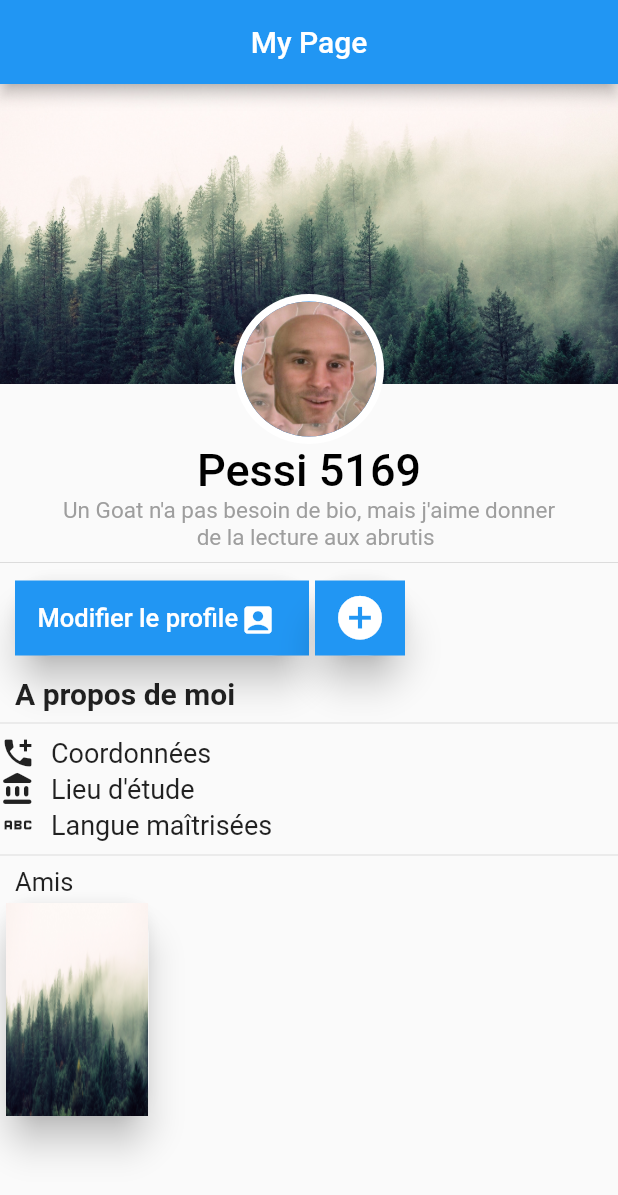
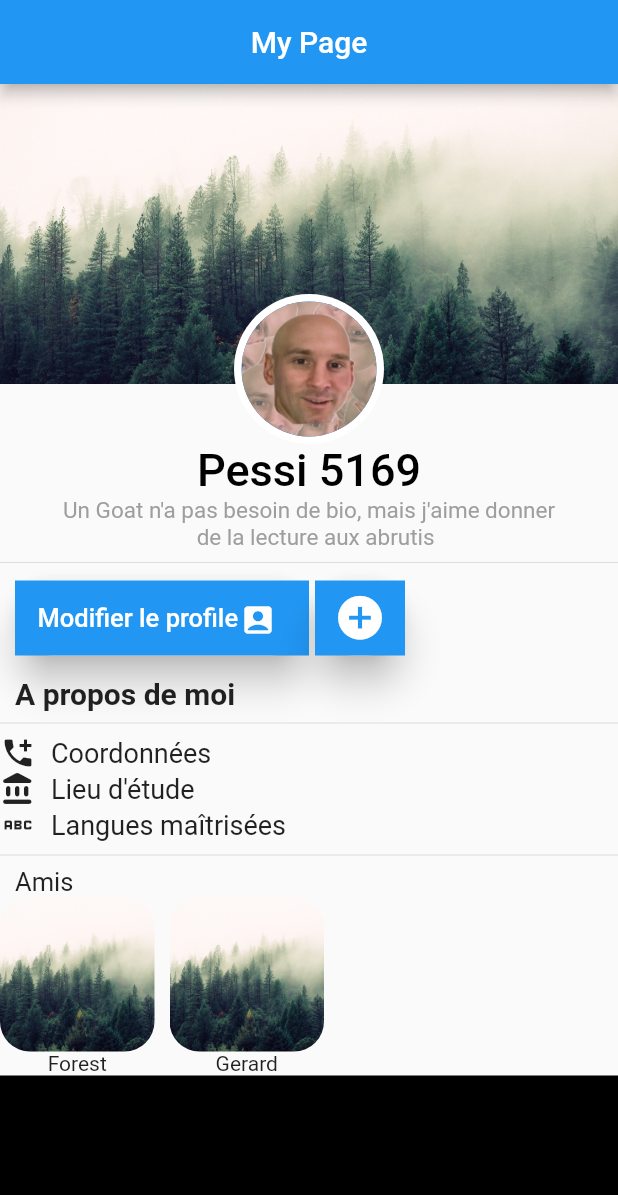
Before and after one commit to Zuhrdev/My-first-Flutter-App, a Flutter app: the screen it shows after launch, on a phone screen of 412 x 824 dp. Shown: the top 1195 px of the screen. Run offline on Flutter 3.47's test engine with Material 2 defaults, Android fonts, the phone set to English and light mode, and no system bars.

Commit message:
switch big code to small functions

```diff
--- a/firstUI/lib/main.dart
+++ b/firstUI/lib/main.dart
@@ -101,24 +101,9 @@ class HomePage extends StatelessWidget {
               child: Text("A propos de moi", style: TextStyle(fontSize: 20, fontWeight: FontWeight.bold),),
             ),
             Divider(),
-            Row(
-              children: [
-              Icon(Icons.add_call),
-                Padding(padding: EdgeInsets.only(left: 10), child: Text("Coordonnées", style: TextStyle(fontSize: 18),),),
-            ],
-            ),
-            Row(
-              children: [
-                Icon(Icons.account_balance_rounded),
-                Padding(padding: EdgeInsets.only(left: 10), child: Text("Lieu d'étude", style: TextStyle(fontSize: 18),),),
-              ],
-            ),
-            Row(
-              children: [
-                Icon(Icons.abc),
-                Padding(padding: EdgeInsets.only(left: 10), child: Text("Langue maîtrisées", style: TextStyle(fontSize: 18),),),
-              ],
-            ),
+            aboutMe(name: "Coordonnées", icon: Icons.add_call),
+            aboutMe(name: "Lieu d'étude", icon: Icons.account_balance_rounded),
+            aboutMe(name: "Langues maîtrisées", icon:Icons.abc),
             Divider(),
             Container(
               margin: EdgeInsets.only(left: 10),
@@ -127,32 +112,15 @@ class HomePage extends StatelessWidget {
             ),
             Row(
               children: [
-                Stack(
-                  children: [
-                    Container(
-                      height: 150,
-                      width: size.width/4,
-                      child: Card(
-                        elevation: 10,
-                        shape: RoundedRectangleBorder(borderRadius: BorderRadius.circular(20)),
-                        child: FittedBox(
-                          fit: BoxFit.fill,
-                          child: Image.asset("images/cover.jpg"),
-                        ),
-                        //child: fromAsset(width: 100, height: 150, path: "images/cover.jpg"),
-                        //elevation: 10,
-                        //shape: RoundedRectangleBorder(borderRadius: BorderRadius.circular(20)),
-                      ),
-                      ),
-                  ],
-                )
-
-              ],
+                friendsList("Forest", "images/cover.jpg", size.width/4),
+                Padding(padding: EdgeInsets.only(left: 10),
+                  child: friendsList("Gerard", "images/cover.jpg", size.width/4),)
+            ]),
+            Container(
+              height: 200,
+              width: size.width,
+              color: Colors.black,
             )
-
-
-
-
 
           ],
     ),
@@ -176,12 +144,37 @@ CircleAvatar UnderAvatar({required double radius}) {
   );
 }
 
+Row aboutMe({required String name, required IconData icon}) {
+  return Row(
+    children: [
+      Icon(icon),
+      Padding(padding: EdgeInsets.only(left: 10), child: Text(name, style: TextStyle(fontSize: 18),),),
+    ],
+  );
+}
+
 Image fromAsset(
     {required double height, required double width, required String path}) {
   return Image.asset(
     path,
     height: height,
     width: width,
+  );
+}
+
+Column friendsList(String name, String path, double width) {
+  return Column(
+    children: [
+      Container(
+        width: width,
+        height: width,
+        decoration: BoxDecoration(
+          image : DecorationImage(image: AssetImage(path), fit: BoxFit.cover),
+          borderRadius: BorderRadius.circular(20),
+        ),
+      ),
+      Text(name),
+    ],
   );
 }
 
```
